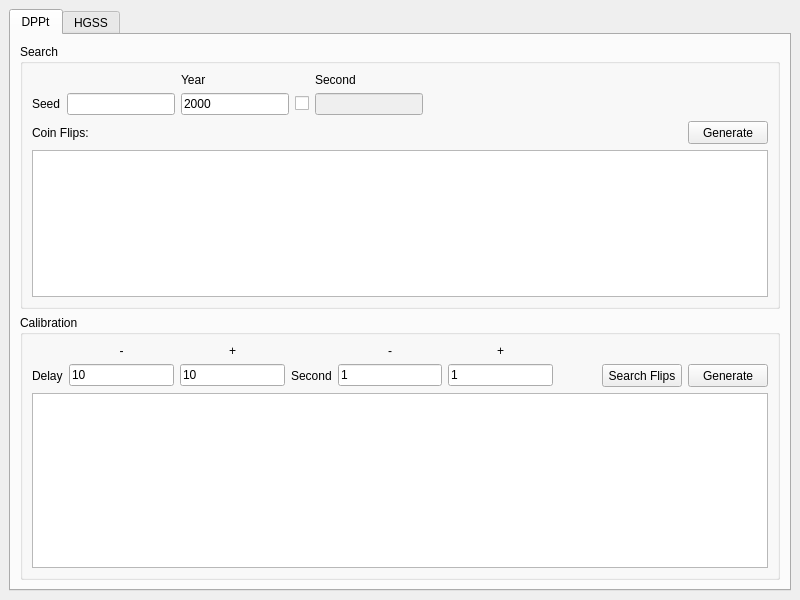
Admiral-Fish/PokeFinder, file Forms/Gen4/SeedtoTime4.ui: the form before one commit.
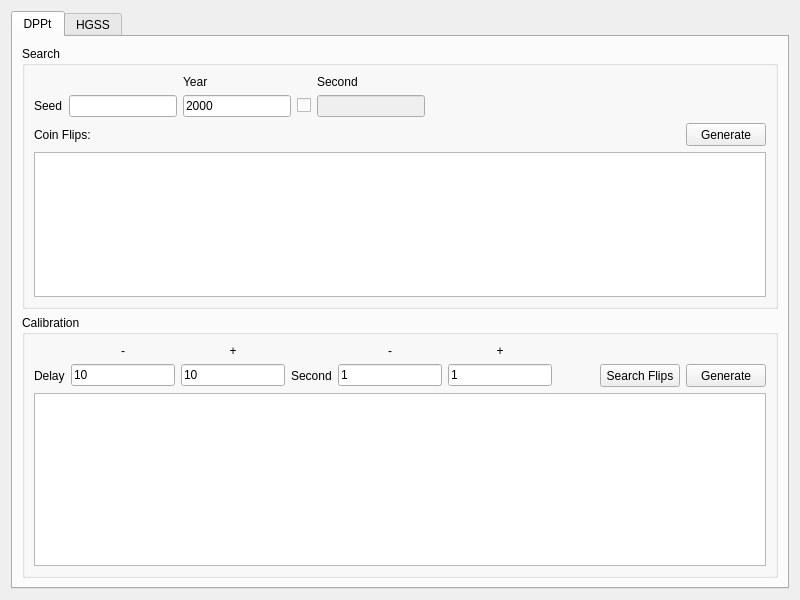
The form after the commit. Custom widgets are drawn as their Qt base class.

The edit to the form file:
```diff
--- a/Forms/Gen4/SeedtoTime4.ui
+++ b/Forms/Gen4/SeedtoTime4.ui
@@ -1,7 +1,7 @@
 <?xml version="1.0" encoding="UTF-8"?>
 <ui version="4.0">
  <class>SeedtoTime4</class>
- <widget class="QMainWindow" name="SeedtoTime4">
+ <widget class="QWidget" name="SeedtoTime4">
   <property name="geometry">
    <rect>
     <x>0</x>
@@ -19,7 +19,6 @@
   <property name="windowTitle">
    <string>Gen 4 Seed to Time</string>
   </property>
-  <widget class="QWidget" name="centralwidget">
    <layout class="QGridLayout" name="gridLayout">
     <item row="0" column="0">
      <widget class="QTabWidget" name="tabWidget">
@@ -806,7 +805,6 @@
      </widget>
     </item>
    </layout>
-  </widget>
  </widget>
  <customwidgets>
   <customwidget>
```
Lines whose indentation alone changed are shown as unchanged.
